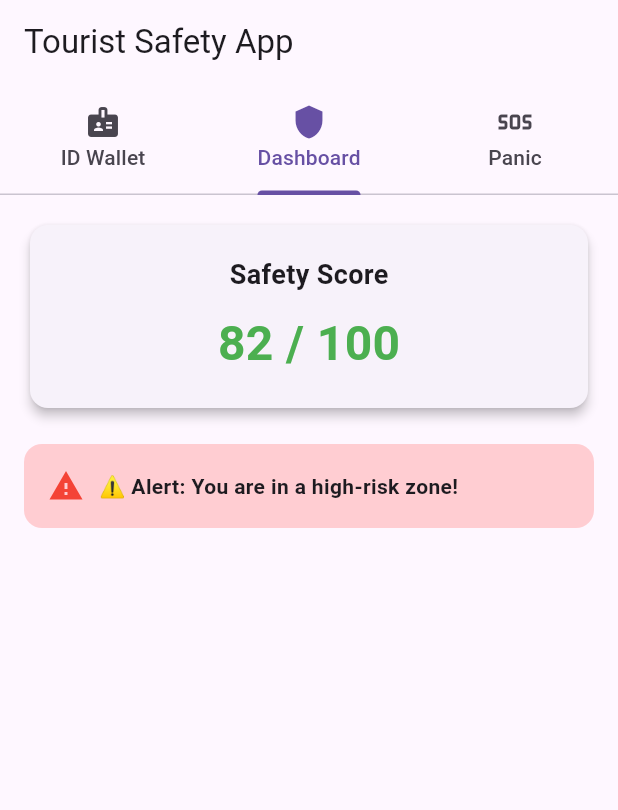
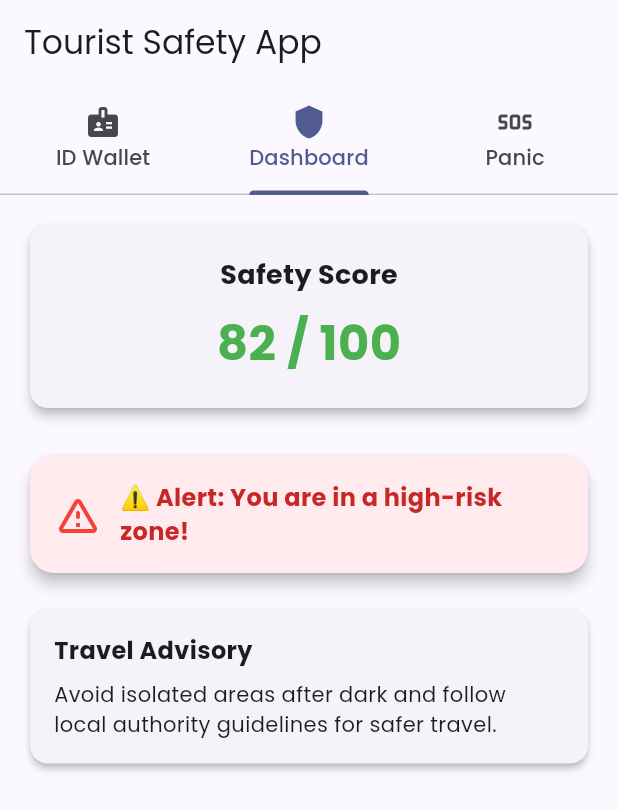
Before and after one commit to SIH-Pixel-Troops/client, a Flutter app: the screen it shows after launch, tab 2 chosen, on a phone screen of 412 x 824 dp. Shown: the top 810 px of the screen. Run offline on Flutter 3.47's test engine with Material 3 defaults, Android fonts, the phone set to English and light mode, and no system bars; our stand-ins replace google_fonts, qr_flutter.

Commit message:
static frontend completed

```diff
--- a/lib/main.dart
+++ b/lib/main.dart
@@ -1,4 +1,5 @@
 import 'package:flutter/material.dart';
+import 'package:google_fonts/google_fonts.dart';
 import 'screens/home_screen.dart';
 
 void main() {
@@ -13,9 +14,18 @@ class TouristSafetyApp extends StatelessWidget {
     return MaterialApp(
       title: 'Tourist Safety App',
       theme: ThemeData(
-        primarySwatch: Colors.indigo,
+        textTheme: GoogleFonts.poppinsTextTheme(ThemeData.light().textTheme),
+        colorScheme: ColorScheme.fromSeed(seedColor: Colors.indigo),
         useMaterial3: true,
       ),
+      darkTheme: ThemeData.dark(useMaterial3: true).copyWith(
+        textTheme: GoogleFonts.poppinsTextTheme(ThemeData.dark().textTheme),
+        colorScheme: const ColorScheme.dark(
+          primary: Colors.indigo,
+          secondary: Colors.redAccent,
+        ),
+      ),
+      themeMode: ThemeMode.system,
       home: const HomeScreen(),
       debugShowCheckedModeBanner: false,
     );
--- a/lib/screens/dashboard_screen.dart
+++ b/lib/screens/dashboard_screen.dart
@@ -9,33 +9,70 @@ class DashboardScreen extends StatelessWidget {
 
   @override
   Widget build(BuildContext context) {
-    return Padding(
+    return SingleChildScrollView(
       padding: const EdgeInsets.all(16),
       child: Column(
         crossAxisAlignment: CrossAxisAlignment.stretch,
         children: [
+          // Safety Score Card
           ScoreCard(score: safetyScore),
-          const SizedBox(height: 20),
+          const SizedBox(height: 24),
+
+          // High-risk Zone Alert
           if (isInHighRiskZone)
-            Container(
-              padding: const EdgeInsets.all(16),
-              decoration: BoxDecoration(
-                color: Colors.red.shade100,
-                borderRadius: BorderRadius.circular(12),
+            Card(
+              elevation: 4,
+              shape: RoundedRectangleBorder(
+                borderRadius: BorderRadius.circular(16),
               ),
-              child: const Row(
+              color: Colors.red.shade50,
+              child: Padding(
+                padding: const EdgeInsets.all(16),
+                child: Row(
+                  children: [
+                    const Icon(Icons.warning_amber_rounded,
+                        color: Colors.red, size: 32),
+                    const SizedBox(width: 12),
+                    Expanded(
+                      child: Text(
+                        "⚠️ Alert: You are in a high-risk zone!",
+                        style: TextStyle(
+                          fontSize: 16,
+                          fontWeight: FontWeight.bold,
+                          color: Colors.red.shade800,
+                        ),
+                      ),
+                    ),
+                  ],
+                ),
+              ),
+            ),
+
+          const SizedBox(height: 16),
+
+          // Extra Info (Optional)
+          Card(
+            elevation: 2,
+            shape: RoundedRectangleBorder(
+              borderRadius: BorderRadius.circular(12),
+            ),
+            child: const Padding(
+              padding: EdgeInsets.all(16),
+              child: Column(
+                crossAxisAlignment: CrossAxisAlignment.start,
                 children: [
-                  Icon(Icons.warning, color: Colors.red),
-                  SizedBox(width: 10),
-                  Expanded(
-                    child: Text(
-                      "⚠️ Alert: You are in a high-risk zone!",
-                      style: TextStyle(fontWeight: FontWeight.bold),
-                    ),
-                  )
+                  Text("Travel Advisory",
+                      style:
+                          TextStyle(fontSize: 16, fontWeight: FontWeight.bold)),
+                  SizedBox(height: 8),
+                  Text(
+                    "Avoid isolated areas after dark and follow local authority guidelines for safer travel.",
+                    style: TextStyle(fontSize: 14),
+                  ),
                 ],
               ),
             ),
+          ),
         ],
       ),
     );
--- a/pubspec.yaml
+++ b/pubspec.yaml
@@ -10,6 +10,7 @@ dependencies:
   flutter:
     sdk: flutter
   qr_flutter: ^4.1.0
+  google_fonts: ^6.1.0
 
 dev_dependencies:
   flutter_test:
```
Also changed, not shown: lib/screens/id_wallet_screen.dart (+14 -10 lines), lib/screens/panic_screen.dart (+30 -12 lines), pubspec.lock, 10 other files.
